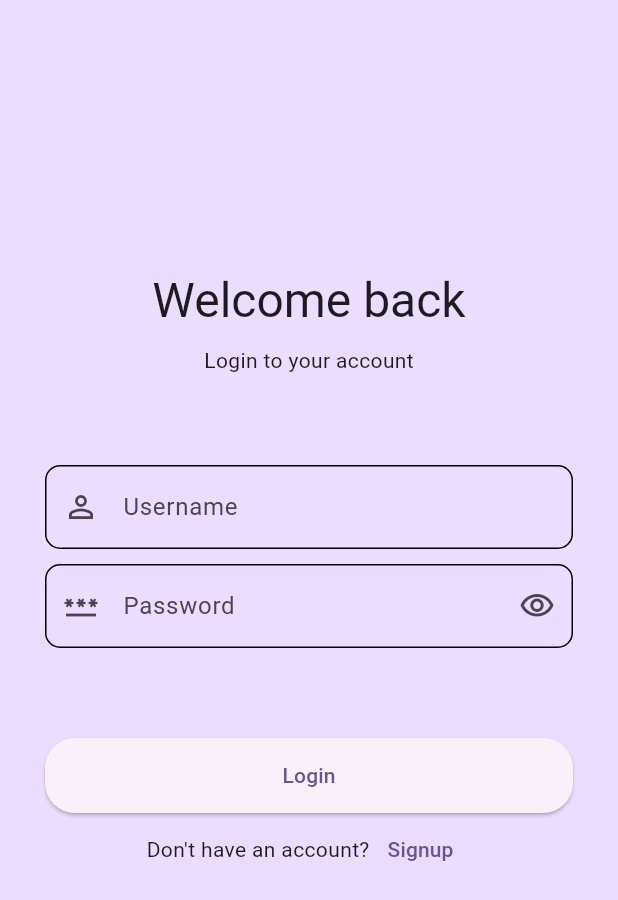
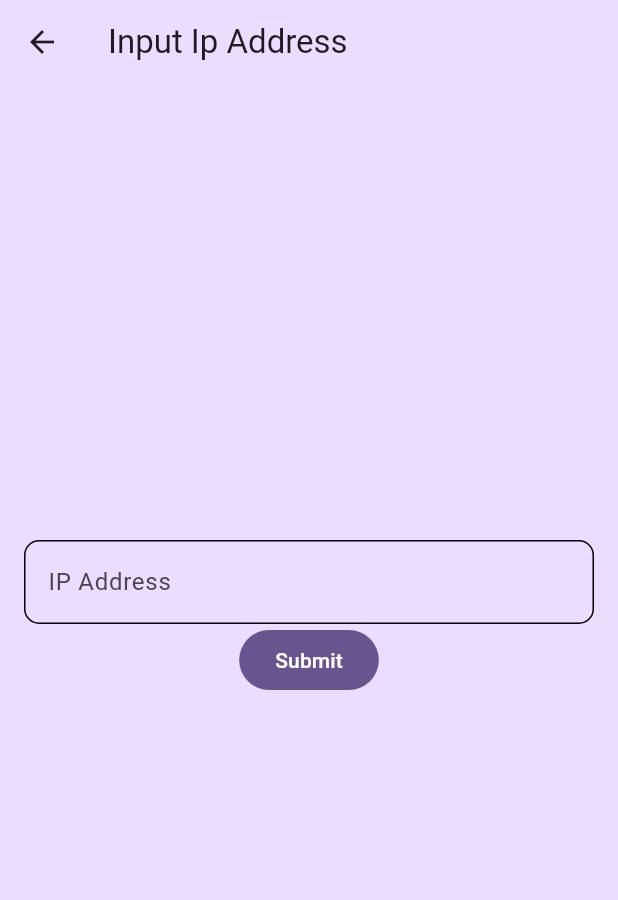
Before and after one commit to AljonNelmida/code_crack, a Flutter app: the screen it shows after launch, on a phone screen of 412 x 824 dp. Shown: the top 900 px of the screen. Run offline on Flutter 3.47's test engine with Material 3 defaults, Android fonts, the phone set to English and light mode, and no system bars; our stand-ins replace shared_preferences.

Commit message:
Ip Address Field

```diff
--- /dev/null
+++ b/lib/ip_address.dart
@@ -0,0 +1,67 @@
+import 'package:code_crack/login.dart';
+import 'package:flutter/material.dart';
+import 'package:shared_preferences/shared_preferences.dart';
+
+class IpAddress extends StatefulWidget {
+  const IpAddress({super.key});
+
+  @override
+  State<IpAddress> createState() => _IpAddressState();
+}
+
+class _IpAddressState extends State<IpAddress> {
+
+  final TextEditingController ipAddressField = TextEditingController();
+  @override
+  Widget build(BuildContext context) {
+    return Scaffold(
+      extendBodyBehindAppBar: true,
+      appBar: AppBar(title: const Text("Input Ip Address"), leading: IconButton(onPressed: () {
+        Navigator.pushReplacement(
+          context,
+          MaterialPageRoute(
+            builder: (context) {
+              return const Login();
+            },
+          ),
+        );
+      }, icon: const Icon(Icons.arrow_back)),backgroundColor: Colors.transparent,),
+      backgroundColor: Theme.of(context).colorScheme.primaryContainer,
+      body: Center(
+        child: Padding(
+          padding: const EdgeInsets.all(16.0),
+          child: Column(
+            mainAxisAlignment: MainAxisAlignment.center,
+            children: [
+            TextField(
+              controller: ipAddressField,
+              keyboardType: TextInputType.number,
+              decoration: InputDecoration(
+                labelText: "IP Address",
+                border: OutlineInputBorder(
+                  borderRadius: BorderRadius.circular(10),
+                ),
+                enabledBorder: OutlineInputBorder(
+                  borderRadius: BorderRadius.circular(10),
+                ),
+              ),
+            ),
+            FilledButton(onPressed: () async {
+              final SharedPreferences prefs = await SharedPreferences.getInstance();
+              await prefs.setString('ipaddress', ipAddressField.text);
+              print(ipAddressField.text);
+              Navigator.pushReplacement(
+                context,
+                MaterialPageRoute(
+                  builder: (context) {
+                    return const Login();
+                  },
+                ),
+              );
+            }, child: const Text("Submit"))
+          ],),
+        ),
+      ),
+    );
+  }
+}
--- a/lib/main.dart
+++ b/lib/main.dart
@@ -1,4 +1,5 @@
 import 'package:code_crack/home.dart';
+import 'package:code_crack/ip_address.dart';
 import 'package:code_crack/login.dart';
 import 'package:code_crack/quiz.dart';
 import 'package:flutter/material.dart';
@@ -37,7 +38,7 @@ class MyApp extends StatelessWidget {
         colorScheme: ColorScheme.fromSeed(seedColor: Colors.deepPurple),
         useMaterial3: true,
       ),
-      home: const Login()
+      home: const IpAddress()
     );
   }
 }
```
Also changed, not shown: lib/login.dart (+14 -0 lines), lib/repository/auth_repository.dart (+38 -2 lines), lib/repository/quiz_repository.dart (+29 -1 lines), 1 other file.
